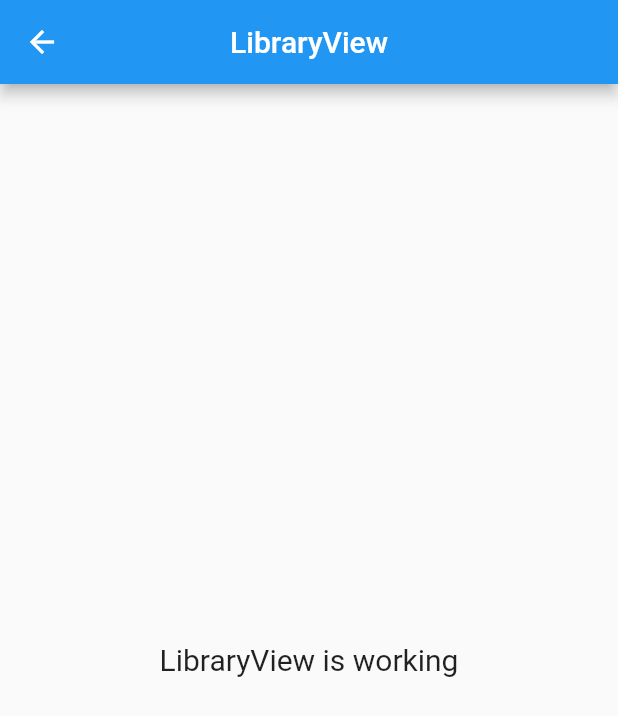
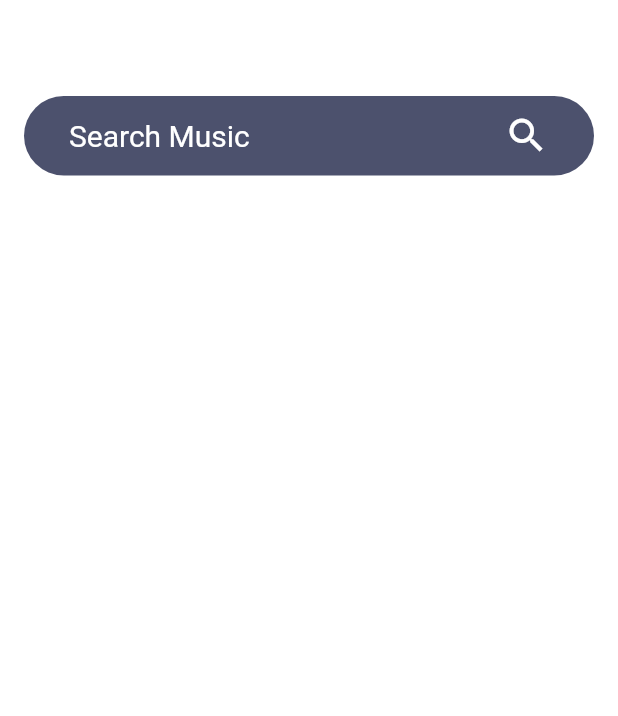
Before and after one commit to Eklavya-Sachin/music_player, a Flutter app: the LibraryView screen opened by its route, on a phone screen of 412 x 824 dp. Shown: the top 716 px of the screen. Run offline on Flutter 3.47's test engine with Material 2 defaults, Android fonts, the phone set to English and light mode, and no system bars; our stand-ins replace better_player, get.

Commit message:
Added SearchBar.

```diff
--- a/lib/app/modules/library/controllers/library_controller.dart
+++ b/lib/app/modules/library/controllers/library_controller.dart
@@ -1,23 +1,3 @@
 import 'package:get/get.dart';
 
-class LibraryController extends GetxController {
-  //TODO: Implement LibraryController
-
-  final count = 0.obs;
-  @override
-  void onInit() {
-    super.onInit();
-  }
-
-  @override
-  void onReady() {
-    super.onReady();
-  }
-
-  @override
-  void onClose() {
-    super.onClose();
-  }
-
-  void increment() => count.value++;
-}
+class LibraryController extends GetxController {}
--- a/lib/app/modules/library/views/library_view.dart
+++ b/lib/app/modules/library/views/library_view.dart
@@ -9,16 +9,51 @@ class LibraryView extends GetView<LibraryController> {
   @override
   Widget build(BuildContext context) {
     return Scaffold(
+      backgroundColor: Color(0x000036),
       appBar: AppBar(
-        title: const Text('LibraryView'),
+        elevation: 0,
+        title: const Text('Music Library'),
+        backgroundColor: Color(0x000036),
         centerTitle: true,
       ),
-      body: Center(
-        child: Text(
-          'LibraryView is working',
-          style: TextStyle(fontSize: 20),
+      body: Padding(
+        padding: const EdgeInsets.symmetric(horizontal: 16.0, vertical: 8),
+        child: Column(
+          children: [
+            searchBar(),
+            Expanded(
+              child: ListView(),
+            )
+          ],
         ),
       ),
     );
   }
 }
+
+Widget searchBar() {
+  return TextField(
+    style: const TextStyle(color: Colors.white),
+    // onChanged: (value) => _runFilter(value),
+    decoration: InputDecoration(
+      filled: true,
+      fillColor: Color(0xff4c516d),
+      border: OutlineInputBorder(
+        borderRadius: BorderRadius.circular(30),
+        borderSide: BorderSide.none,
+      ),
+      // prefixIconConstraints: ,
+      suffixIcon: const Padding(
+        padding: EdgeInsets.symmetric(horizontal: 30),
+        child: Icon(
+          Icons.search,
+          color: Colors.white,
+          size: 30,
+        ),
+      ),
+      hintText: "Search Music",
+      hintStyle: const TextStyle(fontSize: 20.0, color: Colors.white),
+      contentPadding: const EdgeInsets.symmetric(horizontal: 30, vertical: 15),
+    ),
+  );
+}
--- a/lib/app/routes/app_pages.dart
+++ b/lib/app/routes/app_pages.dart
@@ -10,7 +10,7 @@ part 'app_routes.dart';
 class AppPages {
   AppPages._();
 
-  static const INITIAL = Routes.REELS;
+  static const INITIAL = Routes.LIBRARY;
 
   static final routes = [
     GetPage(
```
